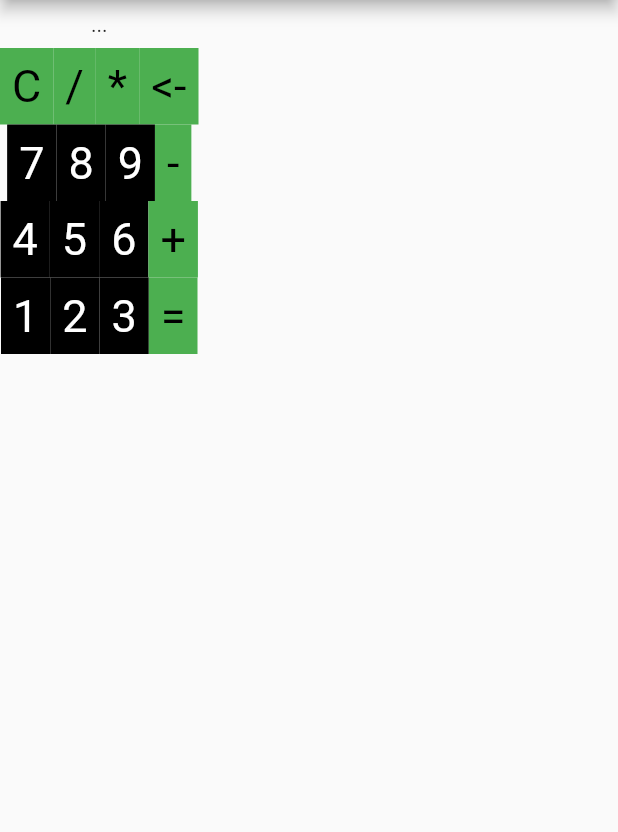
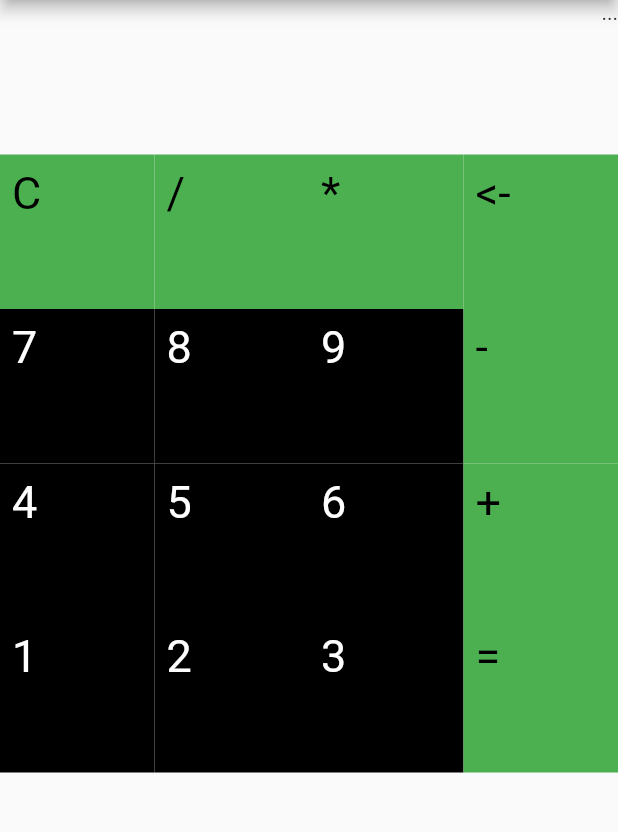
Before and after one commit to jasper55/FlutterCalculator, a Flutter app: the screen it shows after launch, on a phone screen of 412 x 824 dp, the part 84-916 px from its top. Run offline on Flutter 3.47's test engine with Material 2 defaults, Android fonts, the phone set to English and light mode, and no system bars.

Commit message:
update UI

```diff
--- a/lib/app/main_page.dart
+++ b/lib/app/main_page.dart
@@ -30,11 +30,12 @@ class _CalculatorState extends State<Calculator> {
       } else {
         if (secondNumber == null) {
           secondNumber = input;
-        resultText = "$firstNumber ${activeOperationSymbol.name} $secondNumber";
+          resultText =
+              "$firstNumber ${activeOperationSymbol.name} $secondNumber";
         } else {
           secondNumber = secondNumber * 10 + input;
-          resultText = "$firstNumber ${activeOperationSymbol.name} $secondNumber";
-
+          resultText =
+              "$firstNumber ${activeOperationSymbol.name} $secondNumber";
         }
       }
     });
@@ -146,51 +147,84 @@ class _CalculatorState extends State<Calculator> {
         appBar: AppBar(
           title: Text(widget.title),
         ),
-      body: Row(children: [
-        Column(children: <Widget>[
-          Column(children: [
-            Row(children: <Widget>[
-              new Container(
-                padding: EdgeInsets.all(8.0),
-                child: new InkWell(
+        body: Column(children: <Widget>[
+            Flexible(
+                child: AspectRatio(
+              aspectRatio: 4,
               child: new Text(
                 resultText.toString(),
                 textAlign: TextAlign.right,
+              ),
             )),
-              )
-            ])
-          ]),
+//            Row(children: <Widget>[
+//              new Container(
+//                padding: EdgeInsets.all(8.0),
+//                child: new InkWell(
+//                    child: new Text(
+//                  resultText.toString(),
+//                  textAlign: TextAlign.right,
+//                )),
+//              )
+//            ])
 //        ResultContainer(),
 //        OperatorContainer(),
           Row(children: <Widget>[
-            actionButton(ActionSymbol.CANCEL),
-            operatorButton(OperatorSymbol.DIVIDE),
-            operatorButton(OperatorSymbol.MULTIPLY),
-            actionButton(ActionSymbol.DELETE),
+            Flexible(
+                child: AspectRatio(
+                    aspectRatio: 1, child: actionButton(ActionSymbol.CANCEL))),
+            Flexible(
+                child: AspectRatio(
+                    aspectRatio: 1,
+                    child: operatorButton(OperatorSymbol.DIVIDE))),
+            Flexible(
+                child: AspectRatio(
+                    aspectRatio: 1,
+                    child: operatorButton(OperatorSymbol.MULTIPLY))),
+            Flexible(
+              child: AspectRatio(
+                  aspectRatio: 1, child: actionButton(ActionSymbol.DELETE)),
+            ),
           ]),
           Column(children: [
             Row(children: <Widget>[
-              numberButton(7),
-              numberButton(8),
-              numberButton(9),
-              operatorButton(OperatorSymbol.MINUS)
+              Flexible(
+                  child: AspectRatio(aspectRatio: 1, child: numberButton(7))),
+              Flexible(
+                  child: AspectRatio(aspectRatio: 1, child: numberButton(8))),
+              Flexible(
+                  child: AspectRatio(aspectRatio: 1, child: numberButton(9))),
+              Flexible(
+                child: AspectRatio(
+                    aspectRatio: 1,
+                    child: operatorButton(OperatorSymbol.MINUS)),
+              ),
             ]),
             Row(children: <Widget>[
-              numberButton(4),
-              numberButton(5),
-              numberButton(6),
-              operatorButton(OperatorSymbol.PLUS)
+              Flexible(
+                  child: AspectRatio(aspectRatio: 1, child: numberButton(4))),
+              Flexible(
+                  child: AspectRatio(aspectRatio: 1, child: numberButton(5))),
+              Flexible(
+                  child: AspectRatio(aspectRatio: 1, child: numberButton(6))),
+              Flexible(
+                child: AspectRatio(
+                    aspectRatio: 1, child: operatorButton(OperatorSymbol.PLUS)),
+              ),
             ]),
             Row(children: <Widget>[
-              numberButton(1),
-              numberButton(2),
-              numberButton(3),
-              enterButton(ActionSymbol.ENTER)
+              Flexible(
+                  child: AspectRatio(aspectRatio: 1, child: numberButton(1))),
+              Flexible(
+                  child: AspectRatio(aspectRatio: 1, child: numberButton(2))),
+              Flexible(
+                  child: AspectRatio(aspectRatio: 1, child: numberButton(3))),
+              Flexible(
+                child: AspectRatio(
+                    aspectRatio: 1, child: enterButton(ActionSymbol.ENTER)),
+              ),
             ]),
           ]),
-        ])
-      ]),
-    );
+        ]));
   }
 } //_Calc
 
```
Lines whose indentation alone changed are shown as unchanged.
